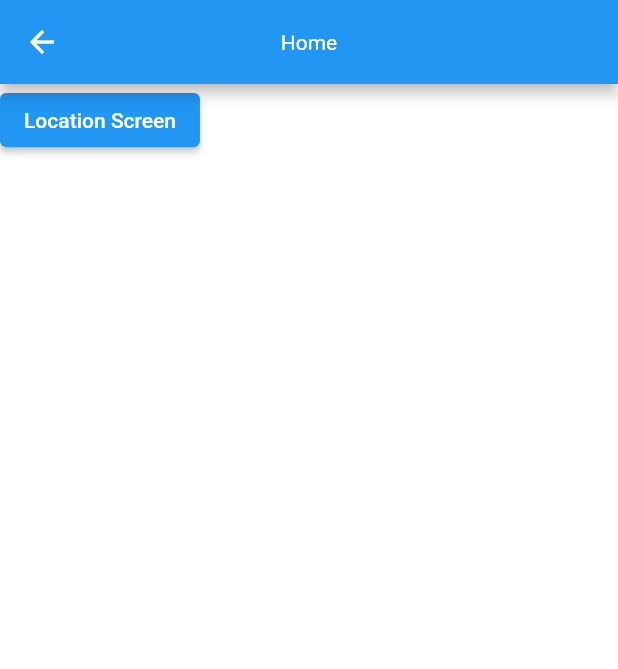
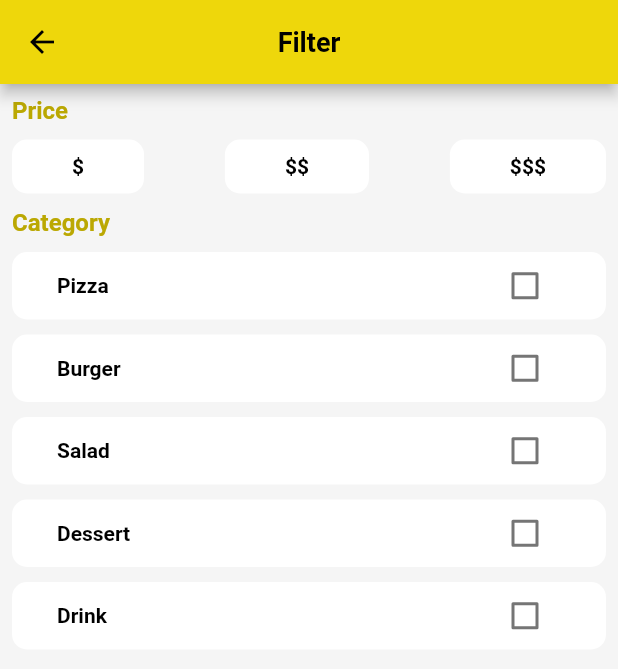
Before and after one commit to melvinjariwala/food_delivery_app, a Flutter app: the FilterScreen screen opened by its route, on a phone screen of 412 x 824 dp. Shown: the top 669 px of the screen. Run offline on Flutter 3.47's test engine with Material 2 defaults, Android fonts, the phone set to English and light mode, and no system bars; our stand-ins replace bloc, equatable, flutter_bloc, flutter_svg, geolocator, google_maps_flutter; network calls fail; Roboto replaces fonts that are missing (Futura).

Commit message:
Menu Filter Screen UI

```diff
--- /dev/null
+++ b/lib/models/category_filter_model.dart
@@ -0,0 +1,26 @@
+import 'package:equatable/equatable.dart';
+import 'package:food_delivery_app/models/category_model.dart';
+
+class CategoryFilter extends Equatable {
+  final int id;
+  final Category category;
+  final bool value;
+
+  const CategoryFilter(
+      {required this.id, required this.category, required this.value});
+
+  CategoryFilter copyWith({int? id, Category? category, bool? value}) {
+    return CategoryFilter(
+        id: id ?? this.id,
+        category: category ?? this.category,
+        value: value ?? this.value);
+  }
+
+  @override
+  List<Object?> get props => [id, category, value];
+
+  static List<CategoryFilter> filters = Category.categories
+      .map((category) =>
+          CategoryFilter(id: category.id, category: category, value: false))
+      .toList();
+}
--- /dev/null
+++ b/lib/models/price_filter_model.dart
@@ -0,0 +1,25 @@
+import 'package:equatable/equatable.dart';
+import 'package:food_delivery_app/models/price_model.dart';
+
+class PriceFilter extends Equatable {
+  final int id;
+  final Price price;
+  final bool value;
+
+  const PriceFilter(
+      {required this.id, required this.price, required this.value});
+
+  PriceFilter copyWith({int? id, Price? price, bool? value}) {
+    return PriceFilter(
+        id: id ?? this.id,
+        price: price ?? this.price,
+        value: value ?? this.value);
+  }
+
+  @override
+  List<Object?> get props => [id, price, value];
+
+  static List<PriceFilter> filters = Price.prices
+      .map((price) => PriceFilter(id: price.id, price: price, value: false))
+      .toList();
+}
--- /dev/null
+++ b/lib/models/price_model.dart
@@ -0,0 +1,17 @@
+import 'package:equatable/equatable.dart';
+
+class Price extends Equatable {
+  final int id;
+  final String price;
+
+  const Price({required this.id, required this.price});
+
+  @override
+  List<Object?> get props => [id, price];
+
+  static List<Price> prices = [
+    const Price(id: 1, price: "\$"),
+    const Price(id: 2, price: "\$\$"),
+    const Price(id: 3, price: "\$\$\$"),
+  ];
+}
--- a/lib/screens/filter.dart
+++ b/lib/screens/filter.dart
@@ -1,7 +1,6 @@
 import 'package:flutter/material.dart';
-import 'package:food_delivery_app/screens/location_screen.dart';
-//import 'package:flutter/src/widgets/container.dart';
-//import 'package:flutter/src/widgets/framework.dart';
+import 'package:food_delivery_app/models/category_model.dart';
+import 'package:food_delivery_app/models/price_model.dart';
 
 class FilterScreen extends StatelessWidget {
   const FilterScreen({super.key});
@@ -16,15 +15,96 @@ class FilterScreen extends StatelessWidget {
   @override
   Widget build(BuildContext context) {
     return Scaffold(
-      appBar: AppBar(
-        centerTitle: true,
-        title: const Text("Home"),
-      ),
-      body: ElevatedButton(
-          onPressed: () {
-            Navigator.pushNamed(context, LocationScreen.routeName);
-          },
-          child: const Text("Location Screen")),
+        backgroundColor: Theme.of(context).backgroundColor,
+        appBar: AppBar(
+          centerTitle: true,
+          title: Text("Filter",
+              style: Theme.of(context)
+                  .textTheme
+                  .headline3!
+                  .copyWith(color: Colors.black)),
+          backgroundColor: Theme.of(context).primaryColor,
+          leading: const BackButton(color: Colors.black),
+        ),
+        body: Padding(
+          padding: const EdgeInsets.all(8.0),
+          child: Column(
+            crossAxisAlignment: CrossAxisAlignment.start,
+            children: [
+              Text("Price",
+                  style: Theme.of(context)
+                      .textTheme
+                      .headline4!
+                      .copyWith(color: Theme.of(context).primaryColorDark)),
+              CustomPriceFilter(prices: Price.prices),
+              Text("Category",
+                  style: Theme.of(context)
+                      .textTheme
+                      .headline4!
+                      .copyWith(color: Theme.of(context).primaryColorDark)),
+              CustomCategoryFilter(categories: Category.categories)
+            ],
+          ),
+        ));
+  }
+}
+
+class CustomCategoryFilter extends StatelessWidget {
+  final List<Category> categories;
+  const CustomCategoryFilter({super.key, required this.categories});
+
+  @override
+  Widget build(BuildContext context) {
+    return ListView.builder(
+      shrinkWrap: true,
+      itemCount: categories.length,
+      itemBuilder: (context, index) {
+        return Container(
+          width: double.infinity,
+          margin: const EdgeInsets.only(top: 10),
+          padding: const EdgeInsets.symmetric(horizontal: 30, vertical: 10),
+          decoration: BoxDecoration(
+              color: Colors.white, borderRadius: BorderRadius.circular(10.0)),
+          child: Row(
+            mainAxisAlignment: MainAxisAlignment.spaceBetween,
+            children: [
+              Text(
+                categories[index].name,
+                style: Theme.of(context).textTheme.headline5,
+              ),
+              SizedBox(
+                  height: 25,
+                  child: Checkbox(value: false, onChanged: (bool? newValue) {}))
+            ],
+          ),
+        );
+      },
     );
   }
 }
+
+class CustomPriceFilter extends StatelessWidget {
+  final List<Price> prices;
+  const CustomPriceFilter({super.key, required this.prices});
+
+  @override
+  Widget build(BuildContext context) {
+    return Row(
+        mainAxisAlignment: MainAxisAlignment.spaceBetween,
+        children: prices
+            .map((price) => InkWell(
+                  onTap: () {},
+                  child: Container(
+                    margin: const EdgeInsets.only(top: 10, bottom: 10),
+                    padding: const EdgeInsets.symmetric(
+                        horizontal: 40, vertical: 10),
+                    decoration: BoxDecoration(
+                        borderRadius: BorderRadius.circular(10.0),
+                        color: Colors.white),
+                    child: Text(price.price,
+                        style: Theme.of(context).textTheme.headline5),
+                  ),
+                ))
+            .toList());
+  }
+}
--- a/lib/screens/restaurant_listing.dart
+++ b/lib/screens/restaurant_listing.dart
@@ -1,9 +1,6 @@
 import 'package:flutter/material.dart';
 import 'package:food_delivery_app/models/models.dart';
 import 'package:food_delivery_app/screens/home_screen.dart';
-import 'package:food_delivery_app/screens/location_screen.dart';
-//import 'package:flutter/src/widgets/container.dart';
-//import 'package:flutter/src/widgets/framework.dart';
 
 class RestaurantListingScreen extends StatelessWidget {
   static const String routeName = '/restaurant_lsiting';
--- a/lib/widgets/food_search_box.dart
+++ b/lib/widgets/food_search_box.dart
@@ -1,4 +1,5 @@
 import 'package:flutter/material.dart';
+import 'package:food_delivery_app/screens/filter.dart';
 
 class FoodSearchBox extends StatelessWidget {
   const FoodSearchBox({
@@ -15,7 +16,7 @@ class FoodSearchBox extends StatelessWidget {
             child: Padding(
               padding: const EdgeInsets.all(12.0),
               child: Material(
-                elevation: 6,
+                elevation: 3,
                 borderRadius: BorderRadius.circular(32),
                 child: TextField(
                   decoration: InputDecoration(
@@ -39,14 +40,25 @@ class FoodSearchBox extends StatelessWidget {
             ),
           ),
           const SizedBox(width: 10),
-          Container(
-            width: 50,
-            height: 50,
-            decoration: BoxDecoration(
-                color: Colors.white, borderRadius: BorderRadius.circular(12)),
-            child: IconButton(
-                onPressed: () {},
-                icon: Icon(Icons.menu, color: Theme.of(context).primaryColor)),
+          Padding(
+            padding: const EdgeInsets.all(12.0),
+            child: Material(
+              elevation: 3,
+              borderRadius: BorderRadius.circular(12.0),
+              child: Container(
+                width: 50,
+                height: 50,
+                decoration: BoxDecoration(
+                    color: Colors.white,
+                    borderRadius: BorderRadius.circular(12.0)),
+                child: IconButton(
+                    onPressed: () {
+                      Navigator.pushNamed(context, FilterScreen.routeName);
+                    },
+                    icon: Icon(Icons.menu,
+                        color: Theme.of(context).primaryColor)),
+              ),
+            ),
           )
         ],
       ),
```
